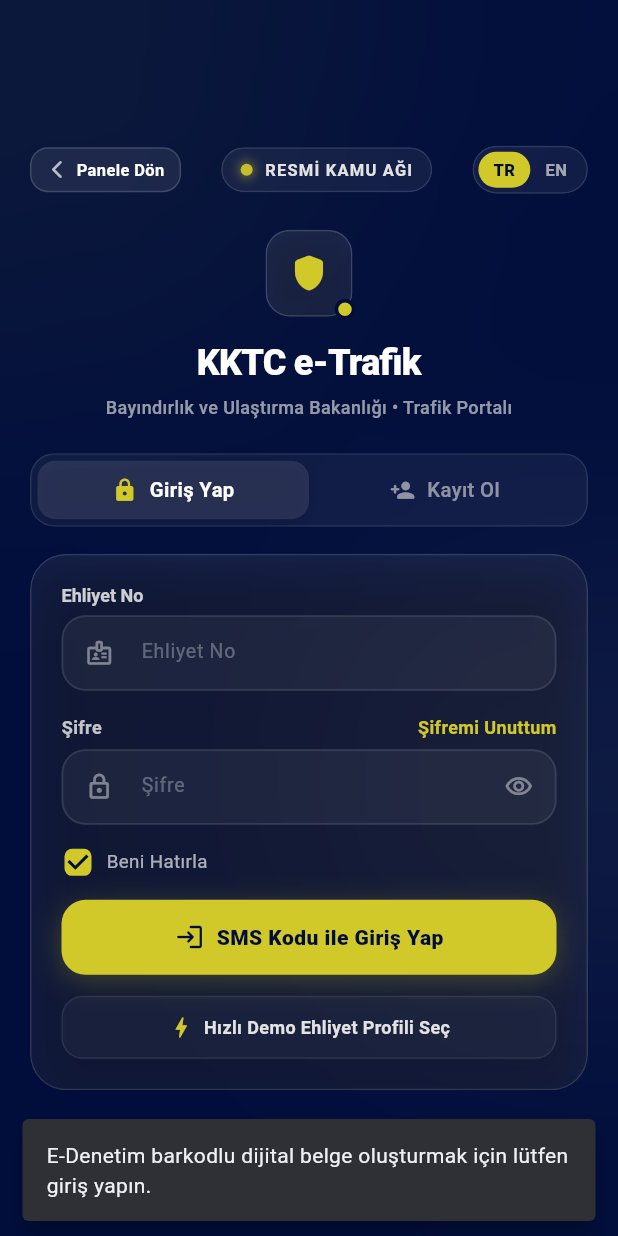
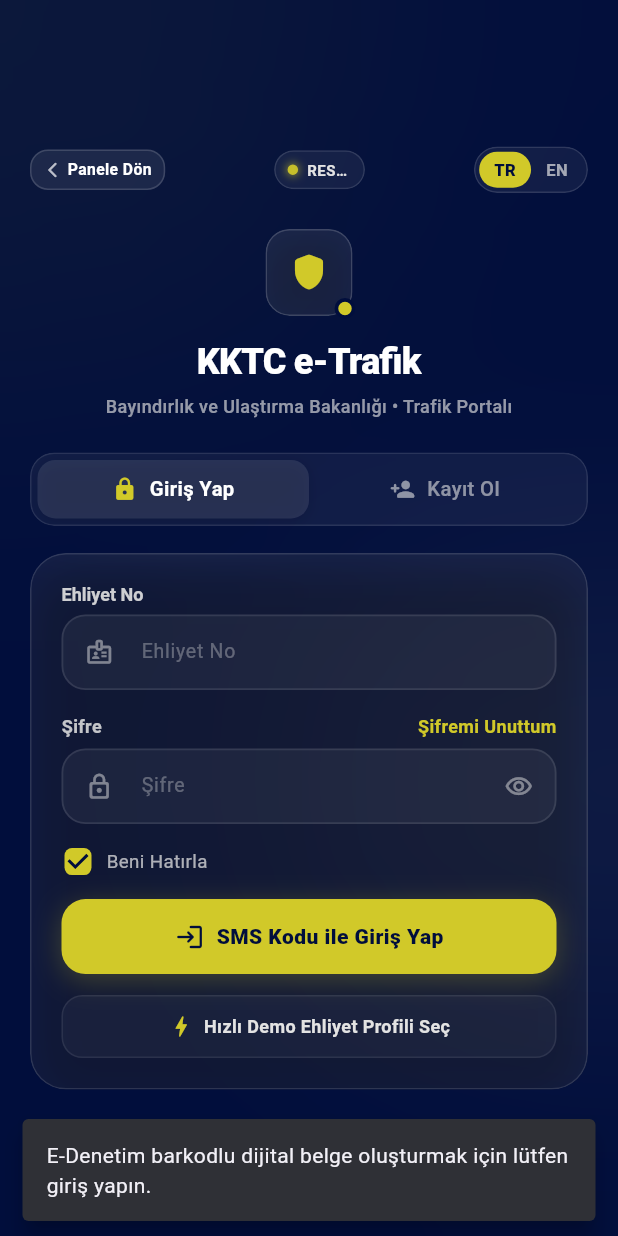
Before and after one commit to Tubi-kara/kktc_ceza, a Flutter app: the screen it shows after launch, item 3 of the bottom bar chosen, on a phone screen of 412 x 824 dp. Run offline on Flutter 3.47's test engine with Material 3 defaults, Android fonts, the light colour scheme and no system bars; our stand-ins replace geolocator, open_filex; network calls fail.

Commit message:
Fix: Giris sayfasi ust cubugundaki 32px overflow hatasi giderildi

```diff
--- a/lib/kktc_e_trafik_giris_sayfasi.dart
+++ b/lib/kktc_e_trafik_giris_sayfasi.dart
@@ -824,7 +824,6 @@ class _KktcETrafikGirisSayfasiState extends State<KktcETrafikGirisSayfasi>
   // Üst Bar: "Resmi Kamu Ağı" & Dil Seçici
   Widget _buildTopUtilitiesBar() {
     return Row(
-      mainAxisAlignment: MainAxisAlignment.spaceBetween,
       children: [
         if (Navigator.canPop(context))
           Material(
@@ -833,7 +832,7 @@ class _KktcETrafikGirisSayfasiState extends State<KktcETrafikGirisSayfasi>
               onTap: () => Navigator.pop(context),
               borderRadius: BorderRadius.circular(12),
               child: Container(
-                padding: const EdgeInsets.symmetric(horizontal: 10, vertical: 6),
+                padding: const EdgeInsets.symmetric(horizontal: 8, vertical: 5),
                 decoration: BoxDecoration(
                   color: Colors.white.withOpacity(0.08),
                   borderRadius: BorderRadius.circular(12),
@@ -842,24 +841,26 @@ class _KktcETrafikGirisSayfasiState extends State<KktcETrafikGirisSayfasi>
                 child: const Row(
                   mainAxisSize: MainAxisSize.min,
                   children: [
-                    Icon(Icons.arrow_back_ios_new_rounded, color: Colors.white70, size: 14),
-                    SizedBox(width: 6),
-                    Text('Panele Dön', style: TextStyle(color: Colors.white, fontSize: 11, fontWeight: FontWeight.w600)),
-                  ],
-                ),
-              ),
-            ),
-          )
-        else
-          const SizedBox.shrink(),
+                    Icon(Icons.arrow_back_ios_new_rounded, color: Colors.white70, size: 12),
+                    SizedBox(width: 4),
+                    Text('Panele Dön', style: TextStyle(color: Colors.white, fontSize: 10.5, fontWeight: FontWeight.w600)),
+                  ],
+                ),
+              ),
+            ),
+          ),
+        const Spacer(),
 
         // Resmi Kamu Ağı Hapı
-        ClipRRect(
+        Flexible(
+          child: Padding(
+            padding: const EdgeInsets.symmetric(horizontal: 4),
+            child: ClipRRect(
               borderRadius: BorderRadius.circular(999),
               child: BackdropFilter(
                 filter: ImageFilter.blur(sigmaX: 10, sigmaY: 10),
                 child: Container(
-              padding: const EdgeInsets.symmetric(horizontal: 12, vertical: 6),
+                  padding: const EdgeInsets.symmetric(horizontal: 8, vertical: 5),
                   decoration: BoxDecoration(
                     color: Colors.white.withOpacity(0.06),
                     borderRadius: BorderRadius.circular(999),
@@ -872,15 +873,15 @@ class _KktcETrafikGirisSayfasiState extends State<KktcETrafikGirisSayfasi>
                         animation: _pulseAnimation,
                         builder: (context, child) {
                           return Container(
-                        width: 8,
-                        height: 8,
+                            width: 7,
+                            height: 7,
                             decoration: BoxDecoration(
                               shape: BoxShape.circle,
                               color: cAccent.withOpacity(_pulseAnimation.value),
                               boxShadow: [
                                 BoxShadow(
                                   color: cAccent.withOpacity(_pulseAnimation.value * 0.6),
-                              blurRadius: 6,
+                                  blurRadius: 4,
                                   spreadRadius: 1,
                                 ),
                               ],
@@ -888,21 +889,29 @@ class _KktcETrafikGirisSayfasiState extends State<KktcETrafikGirisSayfasi>
                           );
                         },
                       ),
-                  const SizedBox(width: 8),
-                  Text(
-                    _isEnglish ? 'OFFICIAL PUBLIC NETWORK' : 'RESMİ KAMU AĞI',
+                      const SizedBox(width: 6),
+                      Flexible(
+                        child: Text(
+                          _isEnglish ? 'OFFICIAL NETWORK' : 'RESMİ KAMU AĞI',
                           style: const TextStyle(
                             color: cText,
-                      fontSize: 11,
+                            fontSize: 10,
                             fontWeight: FontWeight.w700,
-                      letterSpacing: 0.8,
-                    ),
-                  ),
-                ],
-              ),
-            ),
-          ),
-        ),
+                            letterSpacing: 0.3,
+                          ),
+                          maxLines: 1,
+                          overflow: TextOverflow.ellipsis,
+                        ),
+                      ),
+                    ],
+                  ),
+                ),
+              ),
+            ),
+          ),
+        ),
+
+        const Spacer(),
 
         // Dil Seçici (TR / EN)
         ClipRRect(
@@ -910,7 +919,7 @@ class _KktcETrafikGirisSayfasiState extends State<KktcETrafikGirisSayfasi>
           child: BackdropFilter(
             filter: ImageFilter.blur(sigmaX: 10, sigmaY: 10),
             child: Container(
-              padding: const EdgeInsets.all(3),
+              padding: const EdgeInsets.all(2.5),
               decoration: BoxDecoration(
                 color: Colors.white.withOpacity(0.06),
                 borderRadius: BorderRadius.circular(999),
```
Lines whose indentation alone changed are shown as unchanged.
